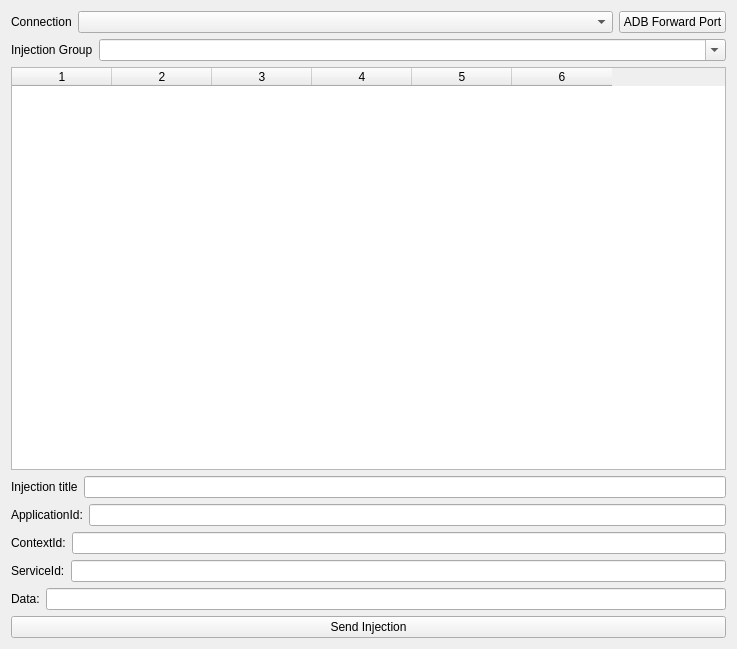
Above: plugin/injectionsplugin/form.ui from sudomgamal/dlt-viewer before the change. Below: the same form after it.
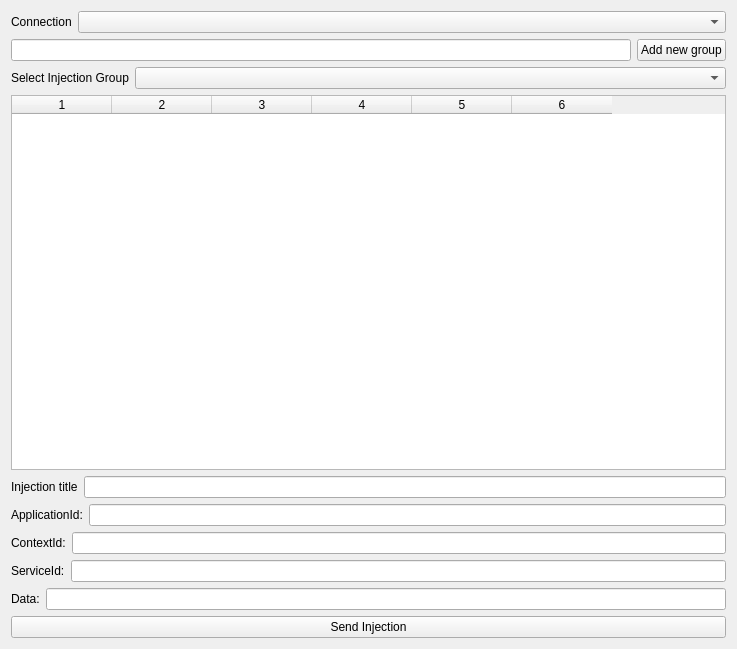
That is the form after the change.

Commit message: [injectionsplugin] improve the adding of new group in the injections list

The edit to the form file:
```diff
--- a/plugin/injectionsplugin/form.ui
+++ b/plugin/injectionsplugin/form.ui
@@ -36,10 +36,17 @@
        </property>
       </widget>
      </item>
+    </layout>
+   </item>
+   <item>
+    <layout class="QHBoxLayout" name="horizontalLayout_9">
      <item>
-      <widget class="QPushButton" name="btnForwardPort">
+      <widget class="QLineEdit" name="lineEditGroupToAdd"/>
+     </item>
+     <item>
+      <widget class="QPushButton" name="btnAddGrp">
        <property name="text">
-        <string>ADB Forward Port</string>
+        <string>Add new group</string>
        </property>
       </widget>
      </item>
@@ -50,7 +57,7 @@
      <item>
       <widget class="QLabel" name="label_7">
        <property name="text">
-        <string>Injection Group</string>
+        <string>Select Injection Group</string>
        </property>
       </widget>
      </item>
@@ -63,7 +70,7 @@
         </sizepolicy>
        </property>
        <property name="editable">
-        <bool>true</bool>
+        <bool>false</bool>
        </property>
       </widget>
      </item>
```
Left out of the diff: 1 changed line with no effect on the pictures. The commit also changes 3 other files.
